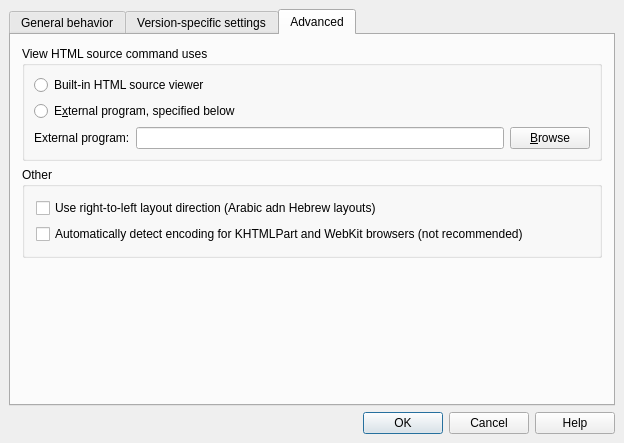
The window that src/dialog_setup.ui (gyunaev/kchmviewer) describes before a commit, drawn with Qt 5.
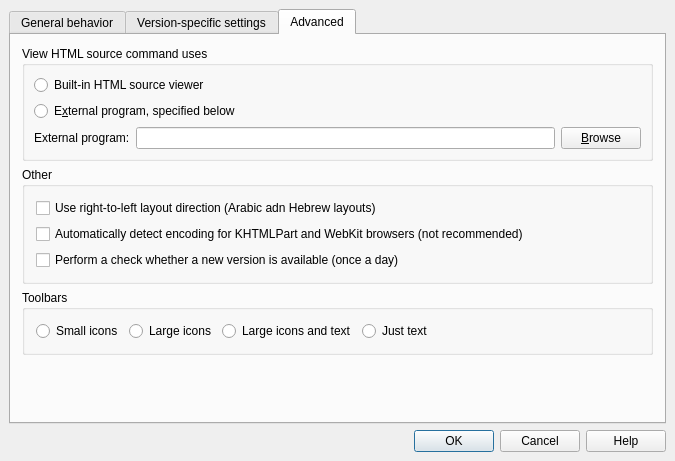
The same window after the commit. The open tabs and pages were chosen to show the change.

Commit message: Toolbar mode is now configurable through settings.

The edit to the form file:
```diff
--- a/src/dialog_setup.ui
+++ b/src/dialog_setup.ui
@@ -6,8 +6,8 @@
    <rect>
     <x>0</x>
     <y>0</y>
-    <width>624</width>
-    <height>443</height>
+    <width>675</width>
+    <height>461</height>
    </rect>
   </property>
   <property name="sizePolicy">
@@ -493,6 +493,66 @@
              <string>Automatically detect encoding for KHTMLPart and WebKit browsers (not recommended)</string>
             </property>
            </widget>
+          </item>
+          <item>
+           <widget class="QCheckBox" name="cbCheckForUpdates">
+            <property name="whatsThis">
+             <string>If this option is enabled, the application will check for updates (when new version of application is released). If a new version is available, the program will show a messagebox dialog informing you about new version. This check will only performed once in 24 hours. No user information is requested or transmitted from your computer during this check.</string>
+            </property>
+            <property name="text">
+             <string>Perform a check whether a new version is available (once a day)</string>
+            </property>
+           </widget>
+          </item>
+         </layout>
+        </widget>
+       </item>
+       <item>
+        <widget class="QGroupBox" name="groupBox_2">
+         <property name="title">
+          <string>Toolbars</string>
+         </property>
+         <layout class="QHBoxLayout" name="horizontalLayout">
+          <item>
+           <widget class="QRadioButton" name="rbToolbarSmall">
+            <property name="text">
+             <string>Small icons</string>
+            </property>
+           </widget>
+          </item>
+          <item>
+           <widget class="QRadioButton" name="rbToolbarLarge">
+            <property name="text">
+             <string>Large icons</string>
+            </property>
+           </widget>
+          </item>
+          <item>
+           <widget class="QRadioButton" name="rbToolbarLargeText">
+            <property name="text">
+             <string>Large icons and text</string>
+            </property>
+           </widget>
+          </item>
+          <item>
+           <widget class="QRadioButton" name="rbToolbarText">
+            <property name="text">
+             <string>Just text</string>
+            </property>
+           </widget>
+          </item>
+          <item>
+           <spacer name="horizontalSpacer">
+            <property name="orientation">
+             <enum>Qt::Horizontal</enum>
+            </property>
+            <property name="sizeHint" stdset="0">
+             <size>
+              <width>40</width>
+              <height>20</height>
+             </size>
+            </property>
+           </spacer>
           </item>
          </layout>
         </widget>
```
The commit also changes 6 other files.
